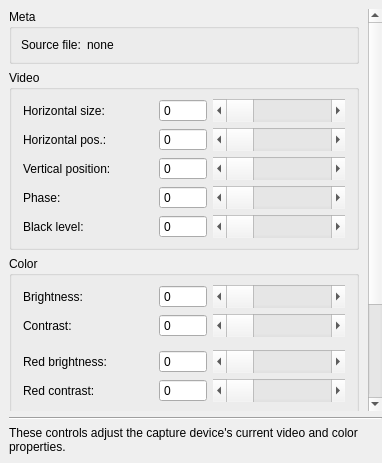
This is src/display/qt/dialogs/ui/video_and_color_dialog.ui in mrehkopf/vcs as Qt 5 draws it before an edit. The edited form follows.
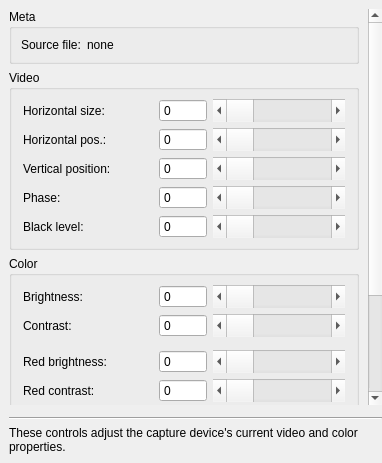
This is the edited form.

Commit message: GUI: Add vertical spacing to dialogs' footers

What changed in the file:
```diff
--- a/src/display/qt/dialogs/ui/video_and_color_dialog.ui
+++ b/src/display/qt/dialogs/ui/video_and_color_dialog.ui
@@ -889,6 +889,22 @@
      </widget>
     </widget>
    </item>
+   <item>
+    <spacer name="verticalSpacer_2">
+     <property name="orientation">
+      <enum>Qt::Vertical</enum>
+     </property>
+     <property name="sizeType">
+      <enum>QSizePolicy::Fixed</enum>
+     </property>
+     <property name="sizeHint" stdset="0">
+      <size>
+       <width>20</width>
+       <height>6</height>
+      </size>
+     </property>
+    </spacer>
+   </item>
    <item>
     <widget class="Line" name="line">
      <property name="orientation">
```
The commit also changes 7 other files.
